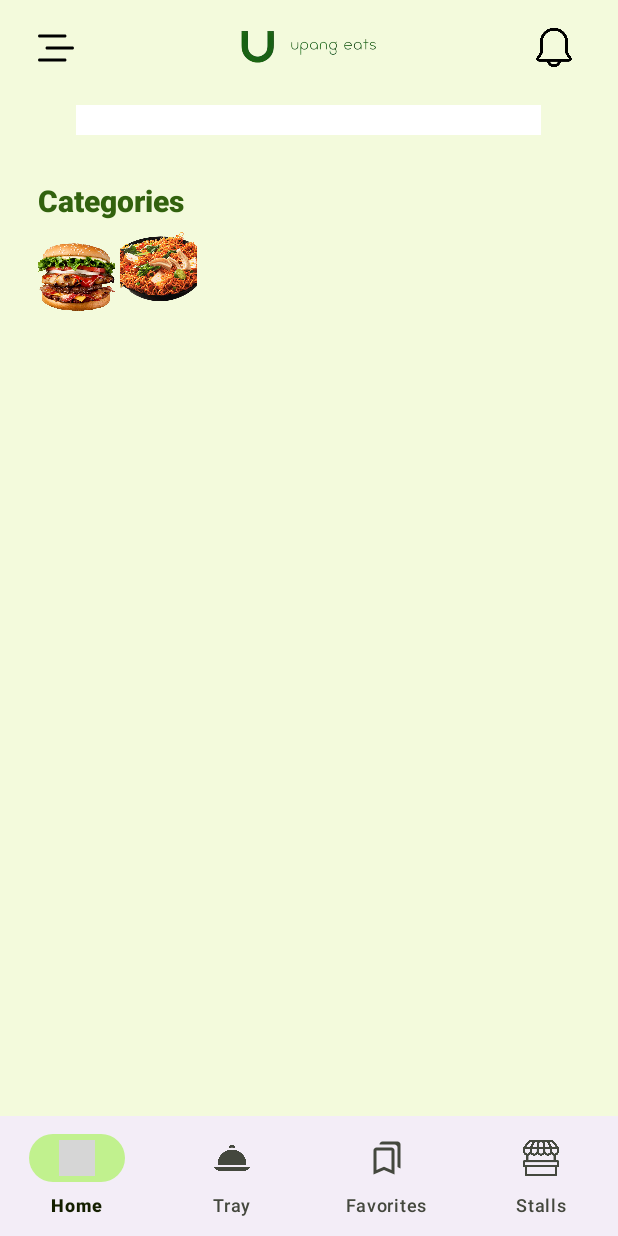
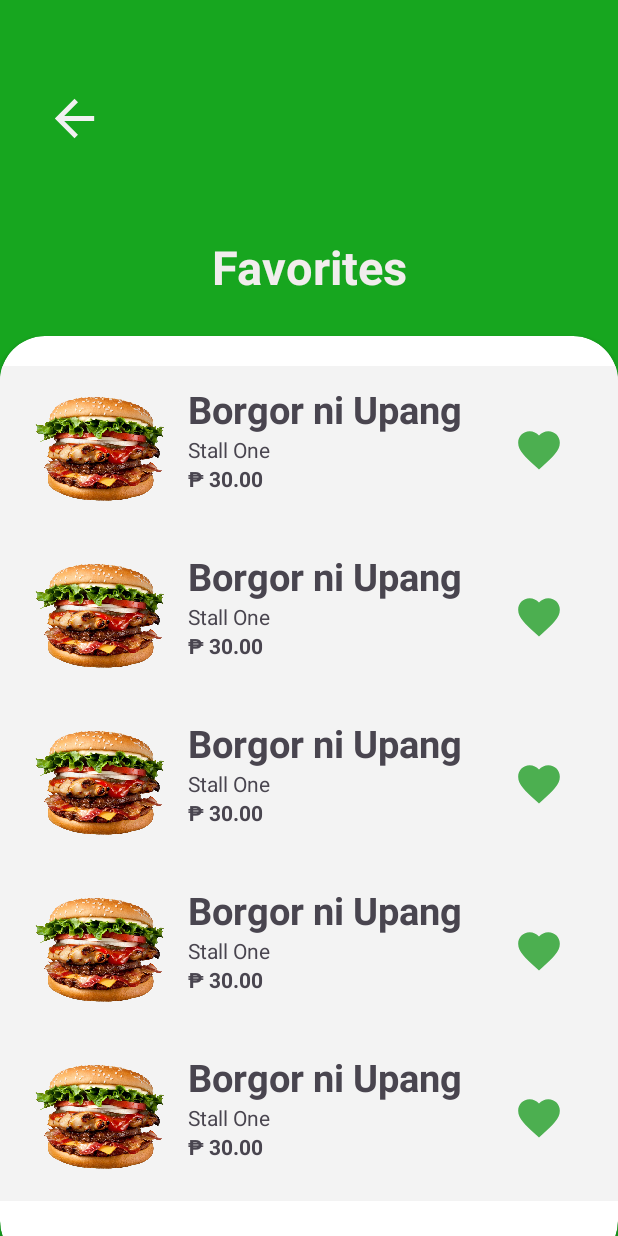
Before and after one commit to Finnmeowtons/UpangEats, an Android app: the screen it shows after launch (MainActivity), on a phone screen of 412 x 824 dp. Run offline under Robolectric (Android 15) with nearby library versions, the light colour scheme and no system bars; grey boxes are pictures that could not be loaded.

Commit message:
favorite recyclerview

```diff
--- /dev/null
+++ b/app/src/main/java/com/example/upangeats/FavoritesFragment.kt
@@ -0,0 +1,31 @@
+package com.example.upangeats
+
+import android.os.Bundle
+import androidx.fragment.app.Fragment
+import android.view.LayoutInflater
+import android.view.View
+import android.view.ViewGroup
+import androidx.recyclerview.widget.LinearLayoutManager
+import com.example.upangeats.adapter.FavoriteRecyclerViewAdapter
+import com.example.upangeats.databinding.FragmentFavoritesBinding
+
+
+class FavoritesFragment : Fragment() {
+    private lateinit var binding : FragmentFavoritesBinding
+
+    override fun onCreateView(
+        inflater: LayoutInflater, container: ViewGroup?,
+        savedInstanceState: Bundle?
+    ): View {
+        // Inflate the layout for this fragment
+        binding = FragmentFavoritesBinding.inflate(inflater, container, false)
+        binding.recyclerViewFavorites.layoutManager= LinearLayoutManager(this.context)
+        binding.recyclerViewFavorites.adapter=FavoriteRecyclerViewAdapter()
+
+
+
+        return binding.root
+    }
+
+
+}
--- /dev/null
+++ b/app/src/main/java/com/example/upangeats/adapter/FavoriteRecyclerViewAdapter.kt
@@ -0,0 +1,30 @@
+package com.example.upangeats.adapter
+
+
+import android.view.LayoutInflater
+import android.view.View
+import android.view.ViewGroup
+import androidx.recyclerview.widget.RecyclerView
+import com.example.upangeats.R
+
+class FavoriteRecyclerViewAdapter:RecyclerView.Adapter<FavoriteRecyclerViewHolder> (){
+    override fun onCreateViewHolder(parent: ViewGroup, viewType: Int): FavoriteRecyclerViewHolder {
+        val view= LayoutInflater.from(parent.context).inflate(R.layout.recyclerviewfavoriteitem,parent,false)
+        return FavoriteRecyclerViewHolder(view)
+    }
+
+    override fun getItemCount(): Int {
+        return 5
+    }
+
+    override fun onBindViewHolder(holder: FavoriteRecyclerViewHolder, position: Int) {
+        return holder.bind()
+    }
+
+}
+
+class FavoriteRecyclerViewHolder( val view:View):RecyclerView.ViewHolder(view){
+    fun bind(){
+
+    }
+}
--- /dev/null
+++ b/app/src/main/res/drawable/outline_favorite_24.xml
@@ -0,0 +1,5 @@
+<vector android:height="24dp" android:tint="#000000"
+    android:viewportHeight="24" android:viewportWidth="24"
+    android:width="24dp" xmlns:android="http://schemas.android.com/apk/res/android">
+    <path android:fillColor="@android:color/white" android:pathData="M12,21.35l-1.45,-1.32C5.4,15.36 2,12.28 2,8.5 2,5.42 4.42,3 7.5,3c1.74,0 3.41,0.81 4.5,2.09C13.09,3.81 14.76,3 16.5,3 19.58,3 22,5.42 22,8.5c0,3.78 -3.4,6.86 -8.55,11.54L12,21.35z"/>
+</vector>
--- /dev/null
+++ b/app/src/main/res/layout/fragment_favorites.xml
@@ -0,0 +1,62 @@
+<?xml version="1.0" encoding="utf-8"?>
+<RelativeLayout xmlns:android="http://schemas.android.com/apk/res/android"
+    xmlns:app="http://schemas.android.com/apk/res-auto"
+    xmlns:tools="http://schemas.android.com/tools"
+    android:layout_width="match_parent"
+    android:layout_height="match_parent"
+    android:background="#17A61F"
+    tools:context=".FavoritesFragment">
+
+
+
+    <androidx.cardview.widget.CardView
+        android:id="@+id/cardview1"
+        android:layout_width="match_parent"
+        android:layout_height="620dp"
+        android:layout_alignParentStart="true"
+        android:layout_alignParentEnd="true"
+        android:layout_alignParentBottom="true"
+        android:layout_marginStart="0dp"
+        android:layout_marginEnd="0dp"
+        android:layout_marginBottom="-20dp"
+        android:foregroundGravity="bottom|center_vertical"
+        app:cardCornerRadius="30dp">
+
+        <androidx.recyclerview.widget.RecyclerView
+            android:layout_width="match_parent"
+            android:layout_height="match_parent"
+            android:id="@+id/recyclerViewFavorites"
+            android:layout_marginTop="20dp"
+            />
+
+
+
+    </androidx.cardview.widget.CardView>
+
+    <TextView
+        android:id="@+id/textView6"
+        android:layout_width="wrap_content"
+        android:layout_height="wrap_content"
+        android:layout_above="@+id/cardview1"
+        android:layout_alignParentStart="true"
+        android:layout_alignParentEnd="true"
+        android:gravity="center"
+        android:layout_marginBottom="25dp"
+        android:text="Favorites"
+        android:textColor="#F1EDED"
+        android:textSize="31sp"
+        android:textStyle="bold" />
+
+    <ImageView
+        android:id="@+id/imageView2"
+        android:layout_width="47dp"
+        android:layout_height="39dp"
+        android:layout_alignParentStart="true"
+        android:layout_alignParentTop="true"
+        android:layout_marginStart="26dp"
+        android:layout_marginTop="59dp"
+        android:src="@drawable/baseline_arrow_back_24"
+        app:tint="#F1F1F1" />
+
+
+</RelativeLayout>
--- a/app/src/main/res/layout/fragment_forgot_password.xml
+++ b/app/src/main/res/layout/fragment_forgot_password.xml
@@ -15,7 +15,7 @@
         android:layout_alignParentTop="true"
         android:layout_marginTop="-25dp"
         app:cardBackgroundColor="#539B1C"
-        app:cardCornerRadius="20dp">
+        app:cardCornerRadius="18dp">
 
         <RelativeLayout
             android:layout_width="match_parent"
@@ -30,7 +30,7 @@
                 android:layout_alignParentStart="true"
                 android:layout_alignParentTop="true"
                 android:layout_marginStart="25dp"
-                android:layout_marginTop="40dp"
+                android:layout_marginTop="50dp"
                 android:background="@null"
                 android:src="@drawable/baseline_arrow_back_24"
                 app:tint="#ffffff" />
@@ -42,11 +42,11 @@
                 android:layout_height="wrap_content"
                 android:layout_alignParentStart="true"
                 android:layout_alignParentBottom="true"
-                android:layout_marginStart="25dp"
-                android:layout_marginBottom="12dp"
+                android:layout_marginStart="30dp"
+                android:layout_marginBottom="15dp"
                 android:text="FORGOT\nPASSWORD"
                 android:textColor="#F4F0F0"
-                android:textSize="35sp"
+                android:textSize="34sp"
                 android:textStyle="bold" />
 
 
@@ -71,12 +71,13 @@
 
         <TextView
             android:id="@+id/textView3"
-            android:layout_width="135dp"
+            android:layout_width="161dp"
             android:layout_height="wrap_content"
             android:layout_marginStart="138dp"
             android:layout_marginTop="25dp"
             android:layout_marginEnd="138dp"
             android:text="Trouble Logging in?"
+            android:textSize="16sp"
             android:textStyle="bold" />
 
         <TextView
@@ -92,9 +93,9 @@
 
         <androidx.cardview.widget.CardView
             android:id="@+id/cardd"
+            android:layout_width="248dp"
+            android:layout_height="wrap_content"
             android:layout_marginTop="25dp"
-            android:layout_width="250dp"
-            android:layout_height="wrap_content"
             android:visibility="visible"
             app:cardBackgroundColor="#aae8e8e8"
             app:cardCornerRadius="30dp"
@@ -106,19 +107,20 @@
                 android:layout_width="match_parent"
                 android:layout_height="match_parent"
                 android:layout_marginStart="15dp"
-                android:layout_marginTop="8dp"
+                android:layout_marginTop="9dp"
                 android:layout_marginEnd="15dp"
-                android:layout_marginBottom="8dp"
+                android:layout_marginBottom="9dp"
+                android:background="@null"
                 android:hint="Email"
                 android:inputType="textEmailAddress" />
         </androidx.cardview.widget.CardView>
 
         <Button
             android:id="@+id/button4"
-            android:layout_width="wrap_content"
+            android:layout_width="246dp"
             android:layout_height="wrap_content"
+            android:layout_marginStart="92dp"
             android:layout_marginTop="25dp"
-            android:layout_marginStart="92dp"
             android:layout_marginEnd="95dp"
             android:backgroundTint="#539B1C"
             android:text="Reset Password" />
--- /dev/null
+++ b/app/src/main/res/layout/recyclerviewfavoriteitem.xml
@@ -0,0 +1,70 @@
+<?xml version="1.0" encoding="utf-8"?>
+<androidx.constraintlayout.widget.ConstraintLayout xmlns:android="http://schemas.android.com/apk/res/android"
+    xmlns:app="http://schemas.android.com/apk/res-auto"
+    xmlns:tools="http://schemas.android.com/tools"
+    android:layout_width="match_parent"
+    android:layout_height="wrap_content"
+    android:background="#F3F3F3">
+
+
+    <ImageView
+        android:id="@+id/imageView6"
+        android:layout_width="115dp"
+        android:layout_height="91dp"
+        android:layout_margin="10dp"
+        app:layout_constraintBottom_toBottomOf="parent"
+        app:layout_constraintStart_toStartOf="parent"
+        app:layout_constraintTop_toTopOf="parent"
+        app:srcCompat="@drawable/burger" />
+
+    <LinearLayout
+        android:layout_width="192dp"
+        android:layout_height="95dp"
+        android:layout_marginTop="4dp"
+        android:orientation="vertical"
+        app:layout_constraintHorizontal_bias="0.25"
+        app:layout_constraintStart_toEndOf="@+id/imageView6"
+        app:layout_constraintTop_toTopOf="parent">
+
+
+        <TextView
+            android:id="@+id/textView7"
+            android:layout_width="match_parent"
+            android:layout_height="wrap_content"
+            android:layout_marginTop="7dp"
+            android:maxLines="@integer/material_motion_duration_long_1"
+            android:text="Borgor ni Upang"
+            android:textSize="25sp"
+            android:textStyle="bold" />
+
+        <TextView
+            android:id="@+id/textView8"
+            android:layout_width="match_parent"
+            android:layout_height="wrap_content"
+            android:text="Stall One" />
+
+        <TextView
+            android:id="@+id/textView9"
+            android:layout_width="match_parent"
+            android:layout_height="wrap_content"
+            android:text="₱ 30.00"
+            android:textStyle="bold"
+            />
+
+    </LinearLayout>
+
+    <ImageView
+        android:id="@+id/imageView7"
+        android:layout_width="33dp"
+        android:layout_height="40dp"
+        android:layout_marginTop="36dp"
+        android:layout_marginEnd="36dp"
+        android:src="@drawable/outline_favorite_24"
+        app:layout_constraintEnd_toEndOf="parent"
+        app:layout_constraintTop_toTopOf="parent"
+        app:tint="#4CAF50">
+
+    </ImageView>
+
+
+</androidx.constraintlayout.widget.ConstraintLayout>
--- a/app/src/main/res/navigation/main_activity_nav.xml
+++ b/app/src/main/res/navigation/main_activity_nav.xml
@@ -3,10 +3,10 @@
     xmlns:app="http://schemas.android.com/apk/res-auto"
     xmlns:tools="http://schemas.android.com/tools"
     android:id="@+id/main_nav_host"
-    app:startDestination="@id/homeFragment">
+    app:startDestination="@id/favoritesFragment">
     <fragment
-        android:id="@+id/homeFragment"
-        android:name="com.example.upangeats.HomeFragment"
-        android:label="fragment_home"
-        tools:layout="@layout/fragment_home" />
+        android:id="@+id/favoritesFragment"
+        android:name="com.example.upangeats.FavoritesFragment"
+        android:label="fragment_favorites"
+        tools:layout="@layout/fragment_favorites" />
 </navigation>
```
